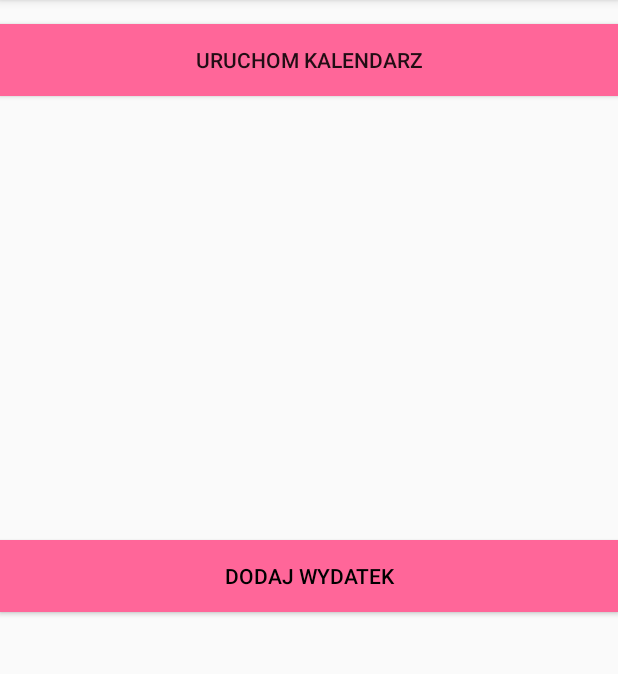
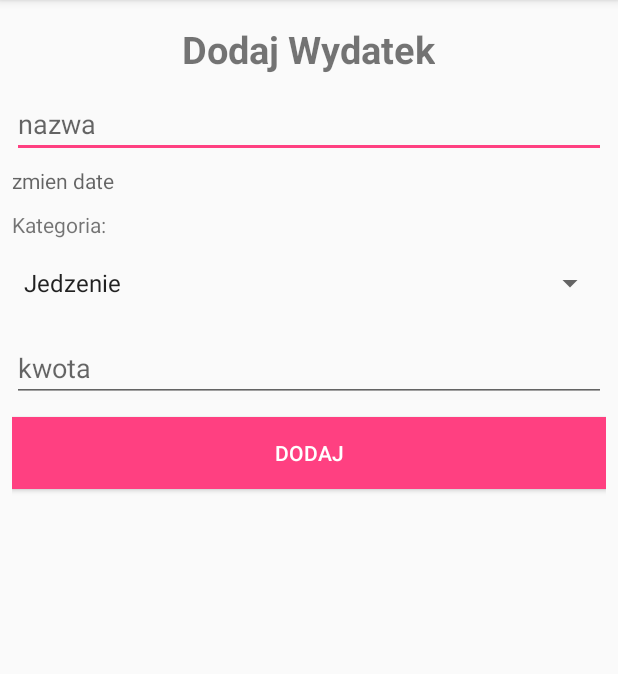
Before and after one commit to olliekrk/firstapplication, an Android app: the screen it shows after launch (MainActivity before the commit, NewExpenseActivity after it), after a tap on "DODAJ WYDATEK", on a phone screen of 412 x 824 dp, the part 84-758 px from its top. Run offline under Robolectric (Android 15) with nearby library versions, the phone set to English and light mode, and no system bars.

Commit message:
NewExpenseActivity added, DatePicker in NewExpense added

```diff
--- a/app/src/main/AndroidManifest.xml
+++ b/app/src/main/AndroidManifest.xml
@@ -16,7 +16,8 @@
                 <category android:name="android.intent.category.LAUNCHER" />
             </intent-filter>
         </activity>
-        <activity android:name=".CalendarActivity"></activity>
+        <activity android:name=".CalendarActivity" />
+        <activity android:name=".NewExpenseActivity"></activity>
     </application>
 
 </manifest>
--- a/app/src/main/java/com/example/olgierd/kalendarz/MainActivity.java
+++ b/app/src/main/java/com/example/olgierd/kalendarz/MainActivity.java
@@ -2,7 +2,6 @@ package com.example.olgierd.kalendarz;
 
 import android.app.DatePickerDialog;
 import android.content.Intent;
-import android.support.v7.app.AlertDialog;
 import android.support.v7.app.AppCompatActivity;
 import android.os.Bundle;
 import android.view.View;
@@ -66,7 +65,7 @@ public class MainActivity extends AppCompatActivity {
     }
 
     private void launchNewExpenseDialogActivity() {
-        Intent intent = new Intent(this, NewExpenseDialogActivity.class);
+        Intent intent = new Intent(this, NewExpenseActivity.class);
         startActivity(intent);
     }
 
--- /dev/null
+++ b/app/src/main/java/com/example/olgierd/kalendarz/NewExpenseActivity.java
@@ -0,0 +1,65 @@
+package com.example.olgierd.kalendarz;
+
+import android.app.DatePickerDialog;
+import android.graphics.Color;
+import android.graphics.drawable.ColorDrawable;
+import android.support.v7.app.AppCompatActivity;
+import android.os.Bundle;
+import android.util.Log;
+import android.view.View;
+import android.widget.DatePicker;
+import android.widget.EditText;
+import android.widget.TextView;
+
+import java.util.Calendar;
+
+public class NewExpenseActivity extends AppCompatActivity {
+
+    private static final String TAG = "NewExpenseActivity";
+    private TextView mDisplayDate;
+    private DatePickerDialog.OnDateSetListener mOnDateSetListener;
+
+
+    @Override
+    protected void onCreate(Bundle savedInstanceState) {
+        super.onCreate(savedInstanceState);
+        setContentView(R.layout.activity_new_expense);
+
+        EditText mNazwa = (EditText) findViewById(R.id.etName);
+       // EditText mData = (EditText) findViewById(R.id.etDate);
+        EditText mKwota = (EditText) findViewById(R.id.etAmount);
+
+        mDisplayDate = (TextView) findViewById(R.id.etDate);
+
+        mDisplayDate.setOnClickListener(new View.OnClickListener() {
+            @Override
+            public void onClick(View view) {
+                Calendar cal = Calendar.getInstance();
+                int year = cal.get(Calendar.YEAR);
+                int month = cal.get(Calendar.MONTH);
+                int day = cal.get(Calendar.DAY_OF_MONTH);
+
+                DatePickerDialog dialog = new DatePickerDialog(NewExpenseActivity.this,
+                        android.R.style.Theme_Black, mOnDateSetListener, year, month, day );
+
+                dialog.getWindow().setBackgroundDrawable(new ColorDrawable(Color.TRANSPARENT));
+                dialog.show();
+            }
+        });
+
+        mOnDateSetListener = new DatePickerDialog.OnDateSetListener() {
+            @Override
+            public void onDateSet(DatePicker datePicker, int year, int month, int day) {
+                month += 1;
+                Log.d(TAG, "onDateSet: date: " + day + "/" + month + "/" + year);
+
+                // zebrac dane do bazy
+
+                String date = day + "." + month +"." + year;
+                mDisplayDate.setText(date);
+
+            }
+        };
+
+    }
+}
--- a/app/src/main/java/com/example/olgierd/kalendarz/NewExpenseDialogActivity.java
+++ /dev/null
@@ -1,4 +0,0 @@
-package com.example.olgierd.kalendarz;
-
-class NewExpenseDialogActivity {
-}
--- a/app/src/main/res/layout/activity_add_expence.xml
+++ b/app/src/main/res/layout/activity_new_expense.xml
@@ -31,14 +31,14 @@
 
 
 
-    <EditText
+    <TextView
         android:layout_width="match_parent"
         android:layout_height="wrap_content"
         android:hint="zmien date"
         android:id="@+id/etDate"
         android:layout_marginTop="5dp"
+        />
 
-        />
 
     <TextView
         android:layout_width="fill_parent"
@@ -52,7 +52,7 @@
         android:id="@+id/spinner1"
         android:layout_width="match_parent"
         android:layout_height="@android:dimen/app_icon_size"
-        android:entries="@array/typeOfExpenceArray"
+        android:entries="@array/typeOfExpenseArray"
         android:prompt="@string/typeOfExpence_prompt" />
 
 
--- a/app/src/main/res/values/strings.xml
+++ b/app/src/main/res/values/strings.xml
@@ -5,7 +5,7 @@
 
 
     <string name="typeOfExpence_prompt">Wybierz rodzaj</string>
-    <string-array name="typeOfExpenceArray">
+    <string-array name="typeOfExpenseArray">
         <item>Jedzenie</item>
         <item>Transport</item>
         <item>Piwo</item>
```
